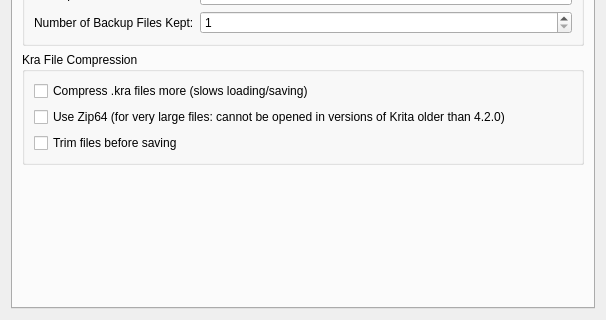
Above: libs/ui/forms/wdggeneralsettings.ui from KDE/krita before the change; both pictures show x 0 to 606 and y 219 to 539 of the 606 by 539 pixel window. Below: the same form after it.
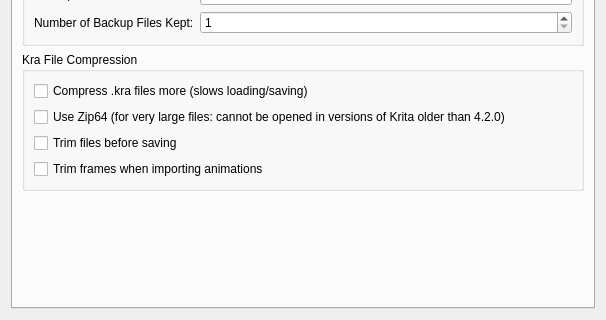
That is the form after the change. The open tabs and pages were chosen to show the change. Custom widgets are drawn as their Qt base class.

Commit message:
Crop imported animation frames to content
* Reduces file size
* Reduces ram usage

Optimization attempt of calculateExactBoundsImpl

Purge default pixels unconditionaly on import frame

Add a checkbox in settings/general/filehandling
to disable croping default pixels on frames import

* The option to trim frames on import means that the frame is cropped to the document's dimensions
* purgeDefaultPixels is called on each imported frame unconditionally

BUG:429294

```diff
--- a/libs/ui/forms/wdggeneralsettings.ui
+++ b/libs/ui/forms/wdggeneralsettings.ui
@@ -713,6 +713,16 @@
             </property>
            </widget>
           </item>
+          <item row="3" column="0">
+           <widget class="QCheckBox" name="m_chkTrimFramesImport">
+            <property name="toolTip">
+             <string extracomment="(information outside the image boundaries will get lost. Importing frames will be slower.)"/>
+            </property>
+            <property name="text">
+             <string>Trim frames when importing animations</string>
+            </property>
+           </widget>
+          </item>
          </layout>
         </widget>
        </item>
```
Left out of the diff: 2 changed lines with no effect on the pictures. The commit also changes 8 other files.
